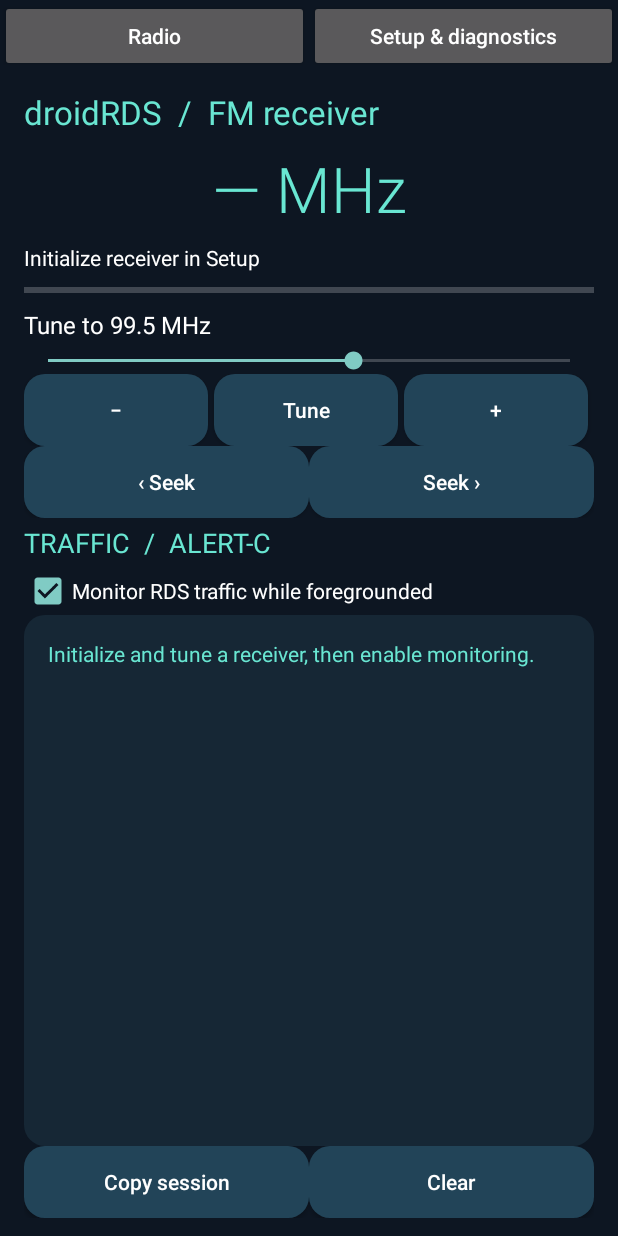
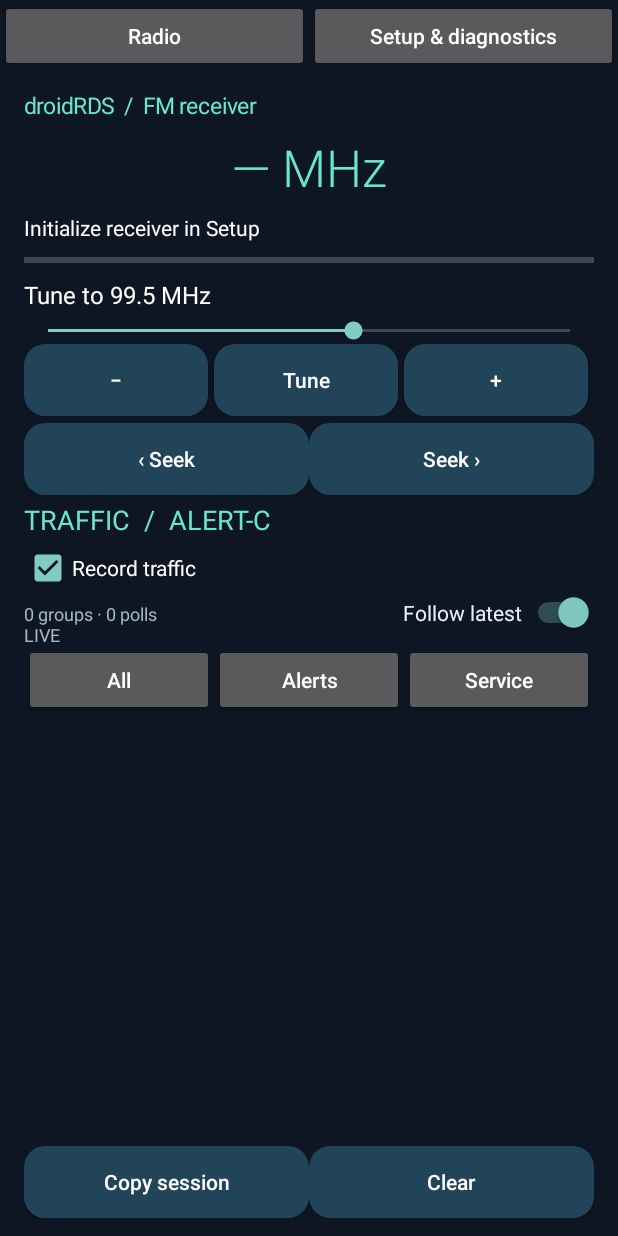
Before and after one commit to interrupt21h/droidRDS, an Android app: the screen it shows after launch (MainActivity), on a phone screen of 412 x 824 dp. Run offline under Robolectric (Android 15) with nearby library versions, the phone set to English and light mode, and no system bars.

Commit message:
Replace streaming text with scroll-stable traffic dashboard

```diff
--- a/app/src/main/java/io/github/interrupt21h/droidrds/MainActivity.kt
+++ b/app/src/main/java/io/github/interrupt21h/droidrds/MainActivity.kt
@@ -25,7 +25,7 @@ class MainActivity : Activity() {
     private var deviceName: String? = null
     private var failures = 0
     private val traffic = TrafficFeed()
-    private lateinit var trafficView: TextView
+    private lateinit var trafficView: TrafficDashboard
     private lateinit var trafficEnabled: CheckBox
     private lateinit var radioStatus: TextView
     private lateinit var frequencyDisplay: TextView
@@ -66,7 +66,7 @@ class MainActivity : Activity() {
                         } else {
                             result.fold(onSuccess = {
                                 failures = 0
-                                if (collect && SystemClock.elapsedRealtime()-lastTrafficRender>=750) { trafficView.text = traffic.report(); lastTrafficRender=SystemClock.elapsedRealtime() }
+                                if (collect && SystemClock.elapsedRealtime()-lastTrafficRender>=750) { trafficView.update(traffic.frame()); lastTrafficRender=SystemClock.elapsedRealtime() }
                                 live.text = "Updated " + java.text.DateFormat.getTimeInstance().format(java.util.Date()) + "\n" + it
                             }, onFailure = {
                                 failures++
@@ -133,8 +133,8 @@ class MainActivity : Activity() {
         scroll.visibility=android.view.View.GONE
         fun radioText(value:String,size:Float,color:Int=Color.WHITE)=TextView(this).apply { text=value; textSize=size; setTextColor(color); setPadding(0,dp(4),0,dp(4)) }
         fun radioButton(value:String,action:()->Unit)=Button(this).apply { text=value; isAllCaps=false; setTextColor(Color.WHITE); background=panel(Color.rgb(34,68,88)); minHeight=dp(48); setOnClickListener { action() } }
-        radioPane.addView(radioText("droidRDS  /  FM receiver",22f,Color.rgb(105,230,210)))
-        frequencyDisplay=radioText("— MHz",42f,Color.rgb(105,230,210)).apply { gravity=android.view.Gravity.CENTER; typeface=android.graphics.Typeface.create("sans-serif-light",android.graphics.Typeface.NORMAL) }
+        radioPane.addView(radioText("droidRDS  /  FM receiver",15f,Color.rgb(105,230,210)))
+        frequencyDisplay=radioText("— MHz",34f,Color.rgb(105,230,210)).apply { gravity=android.view.Gravity.CENTER; typeface=android.graphics.Typeface.create("sans-serif-light",android.graphics.Typeface.NORMAL) }
         radioPane.addView(frequencyDisplay)
         radioStatus=radioText("Initialize receiver in Setup",14f)
         radioPane.addView(radioStatus)
@@ -151,7 +151,7 @@ class MainActivity : Activity() {
         radioPane.addView(controls)
         val seekRow=LinearLayout(this)
         for(up in listOf(false,true)) seekRow.addView(radioButton(if(up) "Seek ›" else "‹ Seek") { work { si4703?.seek(up) ?: rda?.seek(up) ?: error("Initialize receiver in Setup") } },LinearLayout.LayoutParams(0,-2,1f))
-        radioPane.addView(seekRow)
+        radioPane.addView(seekRow,LinearLayout.LayoutParams(-1,-2).apply { topMargin=dp(5) })
         radioTab.setOnClickListener { radioPane.visibility=android.view.View.VISIBLE; scroll.visibility=android.view.View.GONE }
         setupTab.setOnClickListener { radioPane.visibility=android.view.View.GONE; scroll.visibility=android.view.View.VISIBLE }
         label("droidRDS", 32f)
@@ -175,15 +175,14 @@ class MainActivity : Activity() {
         button("Connect FT232H") { connect() }
         button("Check I2C lines") { work { (bus ?: error("Connect FT232H first")).lineReport() } }
         radioPane.addView(radioText("TRAFFIC  /  ALERT-C",18f,Color.rgb(105,230,210)))
-        trafficEnabled = CheckBox(this).apply { text="Monitor RDS traffic while foregrounded"; isChecked=true; setTextColor(Color.WHITE) }
+        trafficEnabled = CheckBox(this).apply { text="Record traffic"; isChecked=true; setTextColor(Color.WHITE) }
         radioPane.addView(trafficEnabled)
-        trafficView = TextView(this).apply { text="Initialize and tune a receiver, then enable monitoring."; textSize=14f; setTextIsSelectable(true); setTextColor(Color.rgb(105,230,210)); background=panel(Color.rgb(22,39,53)); setPadding(dp(16),dp(16),dp(16),dp(16)) }
-        val trafficScroll=ScrollView(this).apply { isFillViewport=true; addView(trafficView) }
-        radioPane.addView(trafficScroll,LinearLayout.LayoutParams(-1,0,1f))
+        trafficView = TrafficDashboard(this)
+        radioPane.addView(trafficView,LinearLayout.LayoutParams(-1,0,1f))
         val sessionRow=LinearLayout(this)
         radioPane.addView(sessionRow)
         sessionRow.addView(radioButton("Copy session") { (getSystemService(CLIPBOARD_SERVICE) as android.content.ClipboardManager).setPrimaryClip(ClipData.newPlainText("Traffic observations",traffic.report(250))) },LinearLayout.LayoutParams(0,-2,1f))
-        sessionRow.addView(radioButton("Clear") { traffic.clear(); trafficView.text=traffic.report() },LinearLayout.LayoutParams(0,-2,1f))
+        sessionRow.addView(radioButton("Clear") { traffic.clear(); trafficView.reset(traffic.frame()) },LinearLayout.LayoutParams(0,-2,1f))
         val txStart = body.childCount
         address = EditText(this).apply { setSingleLine(); setText("63"); hint="7-bit hexadecimal address" }; body.addView(address)
         button("Check I2C bus (non-destructive)") { work {
```
